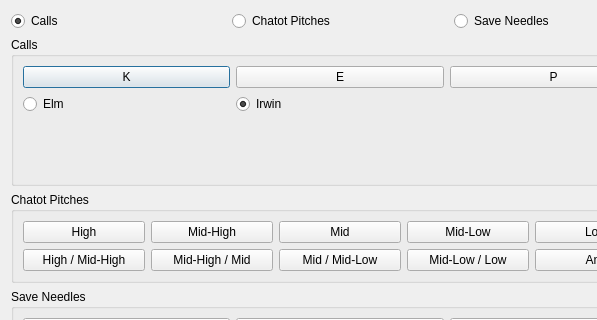
This is Form/Util/AdvanceFinder.ui in Admiral-Fish/PokeFinder as Qt 5 draws it before an edit; both pictures show x 0 to 597 and y 0 to 320 of the 680 by 709 pixel window. The edited form follows.
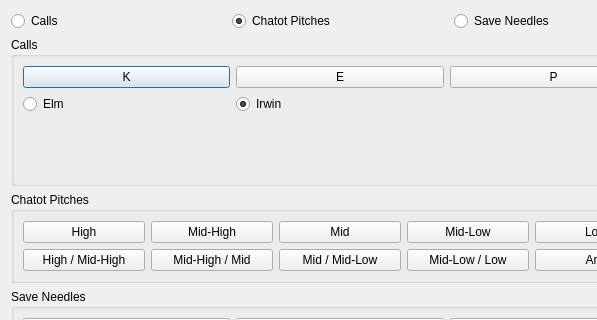
This is the edited form. Custom widgets are drawn as their Qt base class.

Patch:
```diff
--- a/Form/Util/AdvanceFinder.ui
+++ b/Form/Util/AdvanceFinder.ui
@@ -19,9 +19,6 @@
      <property name="text">
       <string>Calls</string>
      </property>
-     <property name="checked">
-      <bool>true</bool>
-     </property>
      <attribute name="buttonGroup">
       <string notr="true">buttonGroupType</string>
      </attribute>
@@ -32,6 +29,9 @@
      <property name="text">
       <string>Chatot Pitches</string>
      </property>
+     <property name="checked">
+      <bool>true</bool>
+     </property>
      <attribute name="buttonGroup">
       <string notr="true">buttonGroupType</string>
      </attribute>
```
